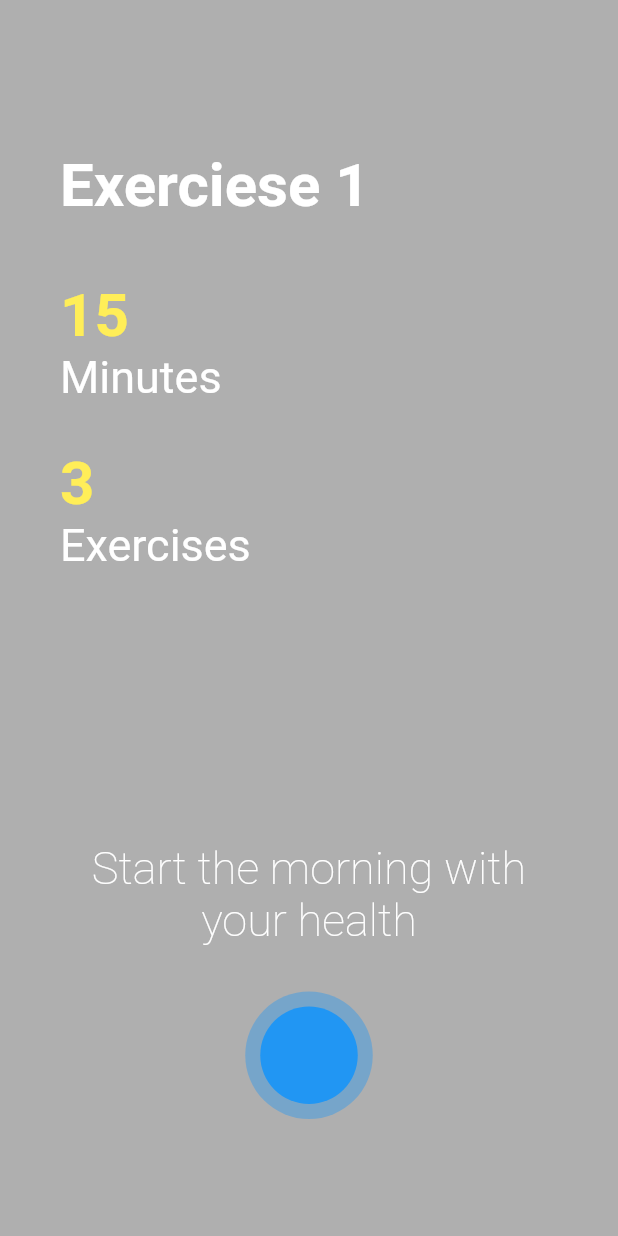
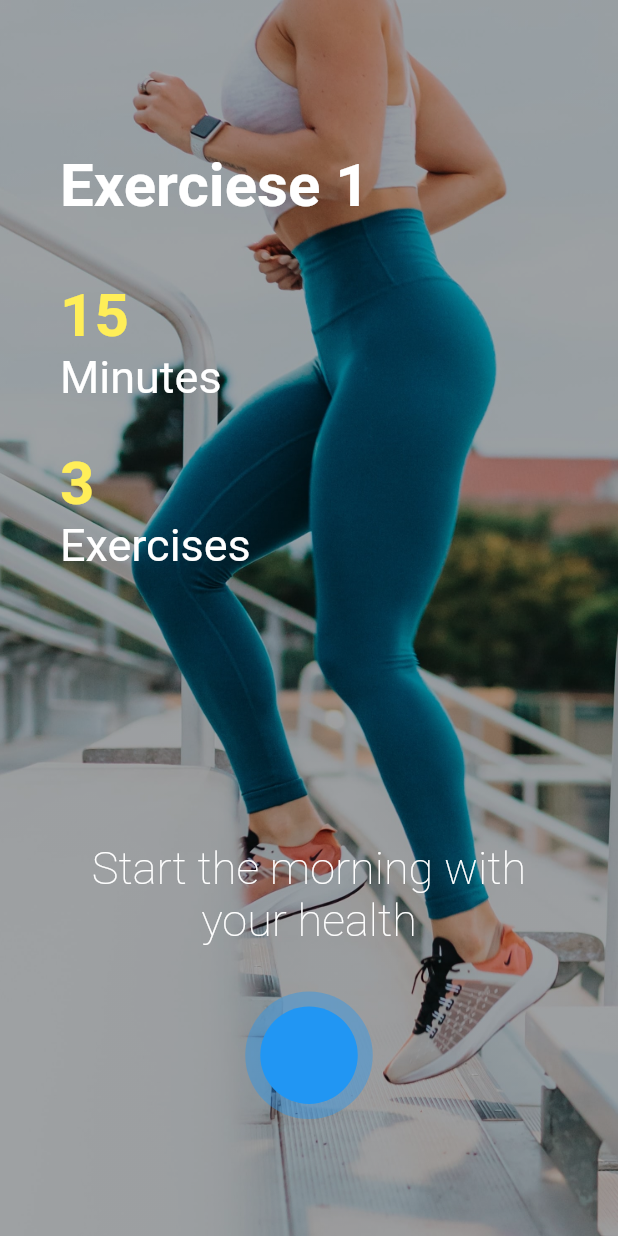
Before and after one commit to afgprogrammer/Flutter-page-transition-animation, a Flutter app: the screen it shows after launch, on a phone screen of 412 x 824 dp. Run offline on Flutter 3.47's test engine with Material 2 defaults, Android fonts, the phone set to English and light mode, and no system bars; our stand-ins replace page_transition.

```diff
--- a/lib/main.dart
+++ b/lib/main.dart
@@ -81,10 +81,10 @@ class _HomePageState extends State<HomePage> with TickerProviderStateMixin {
   Widget makePage({image}) {
     return Container(
       decoration: BoxDecoration(
-        // image: DecorationImage(
-        //   image: AssetImage(image),
-        //   fit: BoxFit.cover
-        // )
+        image: DecorationImage(
+          image: AssetImage(image),
+          fit: BoxFit.cover
+        )
       ),
       child: Container(
         decoration: BoxDecoration(
```
Also changed, not shown: 3 other files.
